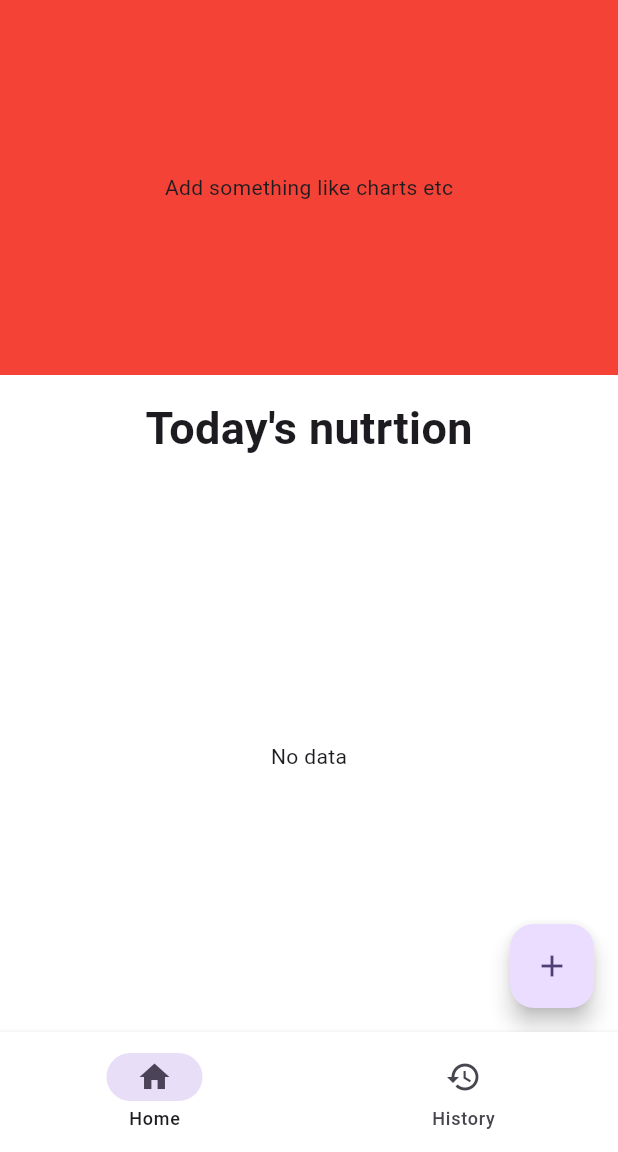
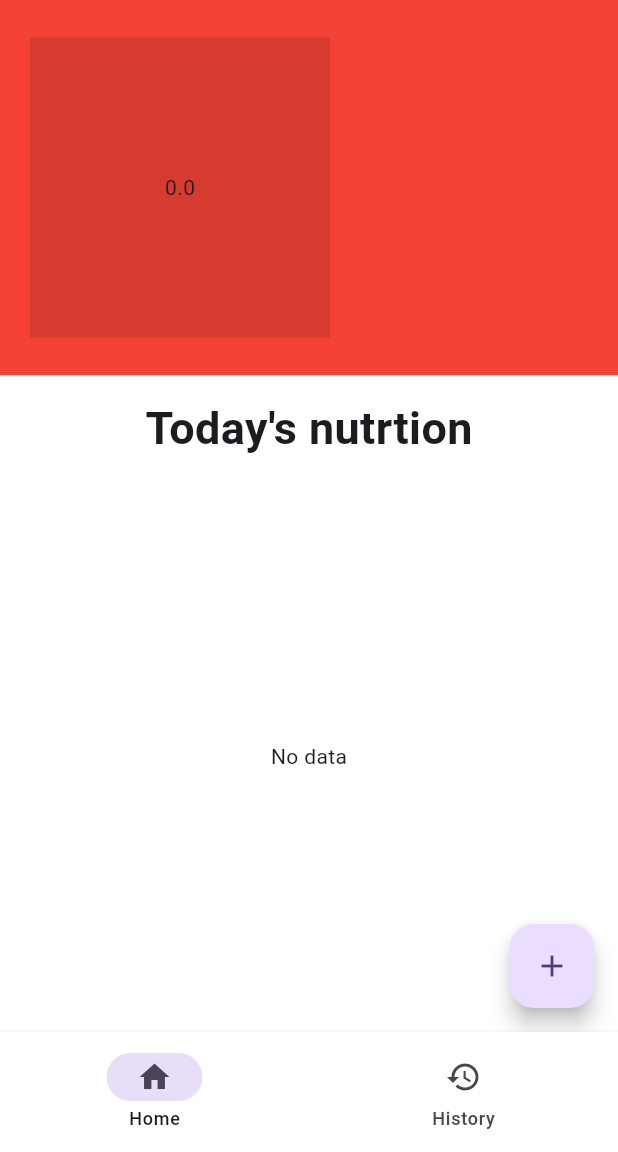
Before and after one commit to AlvinHartono/flutter-nutrition-tracker, a Flutter app: the screen it shows once a user with an empty profile is signed in, on a phone screen of 412 x 824 dp, the part 84-1236 px from its top. Run offline on Flutter 3.47's test engine with Material 3 defaults, Android fonts, the phone set to English and light mode, and no system bars; drawn by our look-alikes of fl_chart; our stand-ins replace cloud_firestore, firebase_auth, firebase_core, table_calendar; accounts and stored records are empty.

Commit message:
add design card and pie chart

```diff
--- a/lib/screens/nutrition_screen.dart
+++ b/lib/screens/nutrition_screen.dart
@@ -5,6 +5,7 @@ import 'package:flutter_nutrition_tracker/models/food.dart';
 import 'package:flutter_nutrition_tracker/screens/add_nutritioin_screen.dart';
 import 'package:flutter_nutrition_tracker/firebase/firebase_auth_implementation/firebase_auth_services.dart';
 import 'package:flutter_nutrition_tracker/widgets/food_card.dart';
+import 'package:flutter_nutrition_tracker/widgets/pie_chart_widget.dart';
 
 class AllNutrition extends StatefulWidget {
   const AllNutrition({super.key});
@@ -103,10 +104,20 @@ class _AllNutritionState extends State<AllNutrition> {
                 width: double.infinity,
                 height: 250,
                 color: Colors.red,
-              child: const Center(
-                child: Text('Add something like charts etc'),
+                child: Row(
+                  children: [
+                    Container(
+                      margin: const EdgeInsets.fromLTRB(20, 0, 0, 0),
+                      color: Colors.black12,
+                      width: 200,
+                      height: 200,
+                      child: PieChartWidget(
+                        listOfFood: _foodList,
+                        title: "Calories",
                       ),
                     ),
+                  ],
+                )),
             const SizedBox(
               height: 14,
             ),
@@ -129,8 +140,23 @@ class _AllNutritionState extends State<AllNutrition> {
                       ),
                       itemCount: _foodList.length,
                       itemBuilder: (context, index) {
-                        return FoodCard(
+                        return Dismissible(
+                          background: Container(
+                            color: Colors.redAccent,
+                            child: const Icon(Icons.delete),
+                          ),
+                          key: ValueKey(
+                            _foodList[index],
+                          ),
+                          onDismissed: (direction) {
+                            print('yo');
+                            setState(() {
+                              _foodList.removeAt(index);
+                            });
+                          },
+                          child: FoodCard(
                             food: _foodList[index],
+                          ),
                         );
                       },
                     ),
--- /dev/null
+++ b/lib/widgets/pie_chart_widget.dart
@@ -0,0 +1,69 @@
+import 'dart:math';
+
+import 'package:fl_chart/fl_chart.dart';
+import 'package:flutter/material.dart';
+import 'package:flutter_nutrition_tracker/models/food.dart';
+
+class PieChartWidget extends StatefulWidget {
+  const PieChartWidget({
+    super.key,
+    required this.listOfFood,
+    required this.title,
+  });
+
+  final List<Food> listOfFood;
+  final String title;
+
+  @override
+  State<PieChartWidget> createState() => _PieChartWidgetState();
+}
+
+class _PieChartWidgetState extends State<PieChartWidget> {
+  double totalValue = 0.0;
+  Color getRandomColor() {
+    return Color.fromARGB(
+      255,
+      Random().nextInt(256),
+      Random().nextInt(256),
+      Random().nextInt(256),
+    );
+  }
+
+  @override
+  Widget build(BuildContext context) {
+    for (Food food in widget.listOfFood) {
+      setState(() {
+        totalValue += food.calories;
+      });
+    }
+    List<PieChartSectionData> sections = [];
+    for (Food food in widget.listOfFood) {
+      sections.add(
+        PieChartSectionData(
+          value: food.calories,
+          color: getRandomColor(),
+          showTitle: false,
+        ),
+      );
+    }
+
+    return Stack(
+      alignment: Alignment.center,
+      children: [
+        Text(
+          totalValue.toString(),
+        ),
+        PieChart(
+          swapAnimationDuration: const Duration(milliseconds: 750),
+          swapAnimationCurve: Curves.easeInOutQuint,
+          PieChartData(
+            sections: sections,
+            pieTouchData: PieTouchData(
+              touchCallback: (p0, p1) {},
+            ),
+          ),
+        ),
+      ],
+    );
+  }
+}
--- a/pubspec.yaml
+++ b/pubspec.yaml
@@ -42,6 +42,7 @@ dependencies:
   http: ^1.1.2
   cloud_firestore: ^4.14.0
   intl: ^0.18.1
+  fl_chart: ^0.66.0
 
 
 
```
Also changed, not shown: lib/widgets/food_card.dart (+70 -6 lines), pubspec.lock. Lines whose indentation alone changed are shown as unchanged.
